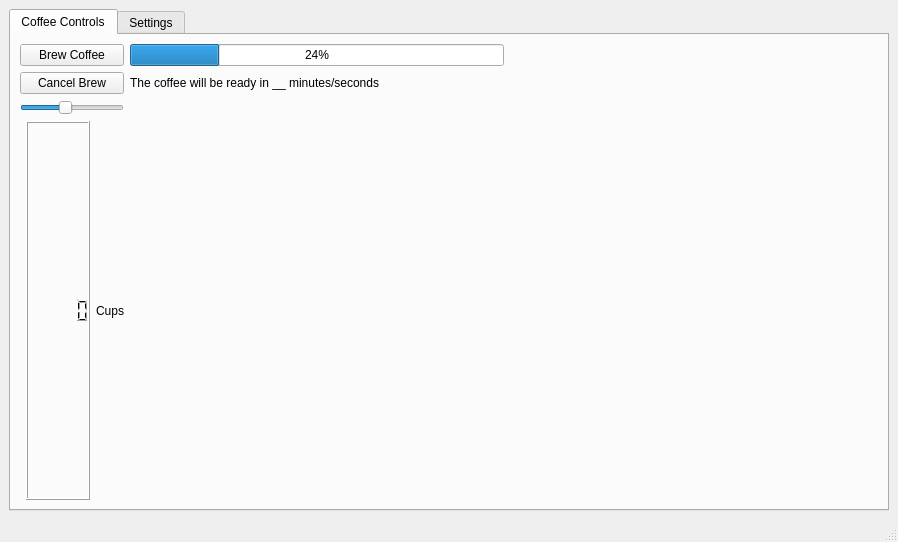
This is mainwindow.ui in janFiedler1/python-PLC-interface as Qt 5 draws it before an edit. The edited form follows.
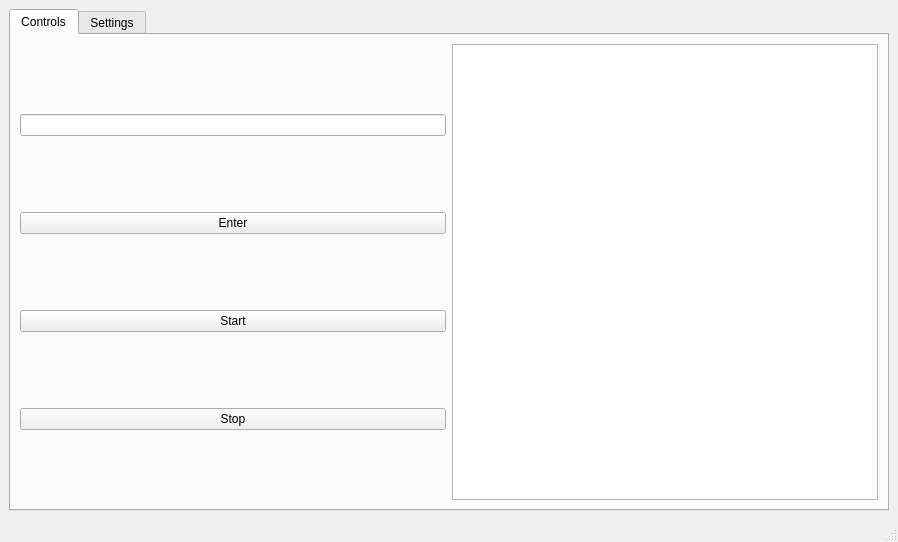
This is the edited form.

Diff of the .ui file:
```diff
--- a/mainwindow.ui
+++ b/mainwindow.ui
@@ -13,6 +13,12 @@
   <property name="windowTitle">
    <string>MainWindow</string>
   </property>
+  <property name="tabShape">
+   <enum>QTabWidget::TabShape::Rounded</enum>
+  </property>
+  <property name="dockOptions">
+   <set>QMainWindow::DockOption::AllowTabbedDocks|QMainWindow::DockOption::AnimatedDocks</set>
+  </property>
   <widget class="QWidget" name="centralwidget">
    <layout class="QGridLayout" name="gridLayout_2">
     <item row="0" column="0">
@@ -28,101 +34,44 @@
       </property>
       <widget class="QWidget" name="tab_3">
        <attribute name="title">
-        <string>Coffee Controls</string>
+        <string>Controls</string>
        </attribute>
        <layout class="QGridLayout" name="gridLayout">
-        <item row="0" column="4">
-         <widget class="QProgressBar" name="progressBar">
-          <property name="value">
-           <number>24</number>
-          </property>
-         </widget>
-        </item>
-        <item row="3" column="3">
-         <widget class="QLabel" name="label_2">
+        <item row="0" column="1">
+         <layout class="QHBoxLayout" name="horizontalLayout">
+          <item>
+           <layout class="QVBoxLayout" name="verticalLayout_2">
+            <item>
+             <widget class="QLineEdit" name="text_input_1"/>
+            </item>
+            <item>
+             <widget class="QPushButton" name="enter_button">
           <property name="text">
-           <string>Cups</string>
+               <string>Enter</string>
           </property>
          </widget>
         </item>
-        <item row="1" column="4">
-         <widget class="QLabel" name="label">
+            <item>
+             <widget class="QPushButton" name="start_button">
           <property name="text">
-           <string>The coffee will be ready in __ minutes/seconds</string>
-          </property>
-          <property name="wordWrap">
-           <bool>true</bool>
-          </property>
-         </widget>
-        </item>
-        <item row="3" column="2">
-         <widget class="QLCDNumber" name="lcdNumber"/>
-        </item>
-        <item row="1" column="1" colspan="3">
-         <widget class="QPushButton" name="pushButton_2">
+               <string>Start</string>
+              </property>
+             </widget>
+            </item>
+            <item>
+             <widget class="QPushButton" name="stop_button">
           <property name="text">
-           <string>Cancel Brew</string>
+               <string>Stop</string>
           </property>
          </widget>
         </item>
-        <item row="2" column="4" rowspan="2">
-         <spacer name="verticalSpacer">
-          <property name="orientation">
-           <enum>Qt::Orientation::Vertical</enum>
-          </property>
-          <property name="sizeHint" stdset="0">
-           <size>
-            <width>20</width>
-            <height>40</height>
-           </size>
-          </property>
-         </spacer>
-        </item>
-        <item row="0" column="1" colspan="3">
-         <widget class="QPushButton" name="pushButton">
-          <property name="text">
-           <string>Brew Coffee</string>
-          </property>
-         </widget>
-        </item>
-        <item row="2" column="1" colspan="3">
-         <widget class="QSlider" name="horizontalSlider">
-          <property name="minimum">
-           <number>1</number>
-          </property>
-          <property name="maximum">
-           <number>8</number>
-          </property>
-          <property name="value">
-           <number>4</number>
-          </property>
-          <property name="sliderPosition">
-           <number>4</number>
-          </property>
-          <property name="tracking">
-           <bool>true</bool>
-          </property>
-          <property name="orientation">
-           <enum>Qt::Orientation::Horizontal</enum>
-          </property>
-         </widget>
+           </layout>
+          </item>
+          <item>
+           <widget class="QGraphicsView" name="graphics_view"/>
+          </item>
+         </layout>
         </item>
-        <item row="0" column="5" rowspan="2">
-         <spacer name="horizontalSpacer">
-          <property name="orientation">
-           <enum>Qt::Orientation::Horizontal</enum>
-          </property>
-          <property name="sizeType">
-           <enum>QSizePolicy::Policy::Expanding</enum>
-          </property>
-          <property name="sizeHint" stdset="0">
-           <size>
-            <width>40</width>
-            <height>20</height>
-           </size>
-          </property>
-         </spacer>
-        </item>
        </layout>
       </widget>
       <widget class="QWidget" name="tab_4">
```
Left out of the diff: 4 changed lines with no effect on the pictures. Lines whose indentation alone changed are shown as unchanged.
